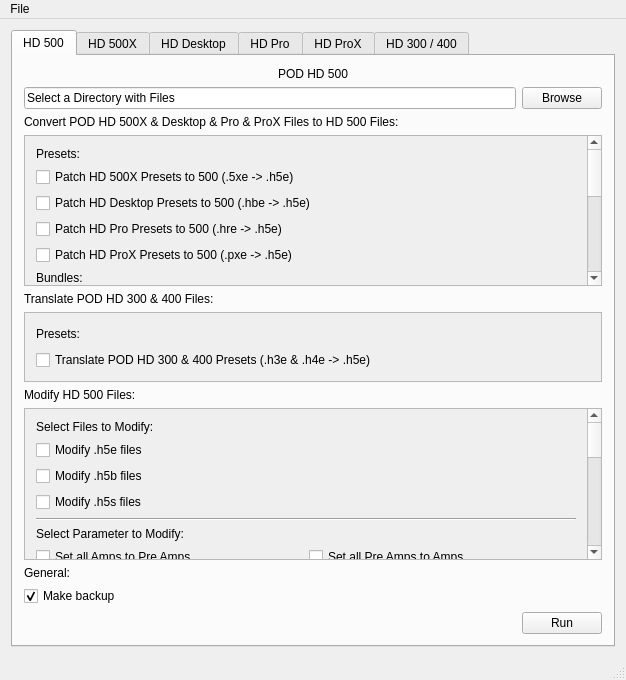
Old version of the form podhd_qt/mainwindow.ui in the repository johanneszab/podhd.
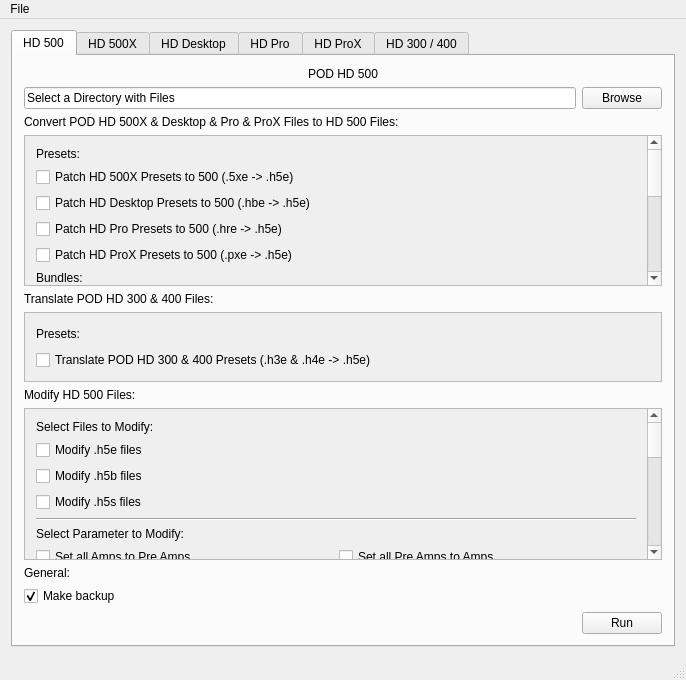
New version of the form. The open tabs and pages were chosen to show the change.

What changed in the file:
```diff
--- a/podhd_qt/mainwindow.ui
+++ b/podhd_qt/mainwindow.ui
@@ -6,7 +6,7 @@
    <rect>
     <x>0</x>
     <y>0</y>
-    <width>626</width>
+    <width>686</width>
     <height>680</height>
    </rect>
   </property>
@@ -64,9 +64,9 @@
            <property name="geometry">
             <rect>
              <x>0</x>
-             <y>-205</y>
-             <width>565</width>
-             <height>345</height>
+             <y>0</y>
+             <width>631</width>
+             <height>477</height>
             </rect>
            </property>
            <layout class="QGridLayout" name="gridLayout_9">
@@ -213,8 +213,8 @@
             <rect>
              <x>0</x>
              <y>0</y>
-             <width>565</width>
-             <height>478</height>
+             <width>631</width>
+             <height>645</height>
             </rect>
            </property>
            <layout class="QGridLayout" name="gridLayout_4">
@@ -490,8 +490,8 @@
             <rect>
              <x>0</x>
              <y>0</y>
-             <width>582</width>
-             <height>69</height>
+             <width>644</width>
+             <height>73</height>
             </rect>
            </property>
            <layout class="QGridLayout" name="gridLayout_19">
@@ -3105,8 +3105,8 @@
     <rect>
      <x>0</x>
      <y>0</y>
-     <width>626</width>
-     <height>21</height>
+     <width>686</width>
+     <height>27</height>
     </rect>
    </property>
    <widget class="QMenu" name="menuDatei">
```
Left out of the diff: 62 changed lines with no effect on the pictures.
